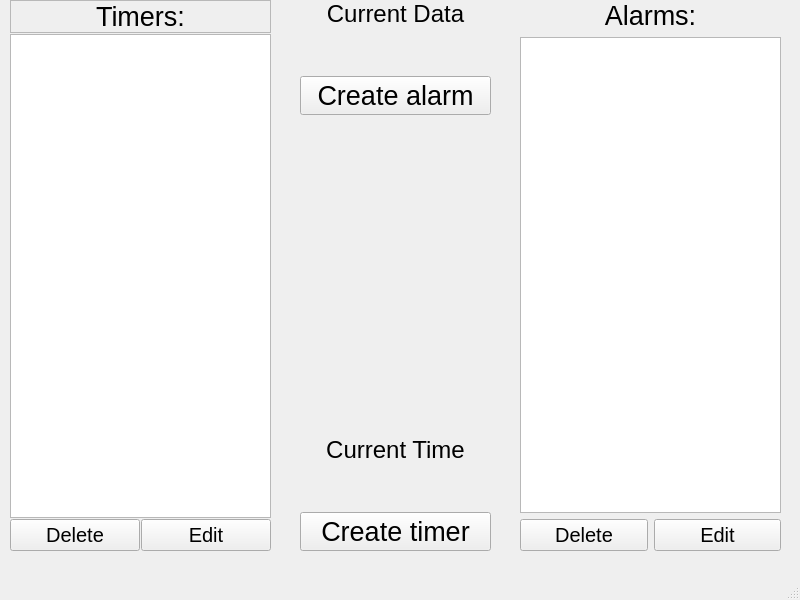
This is MyTimer/mainwindow.ui in vetalmon20/OOP-2nd-Course-2Lab as Qt 5 draws it before an edit. The edited form follows.
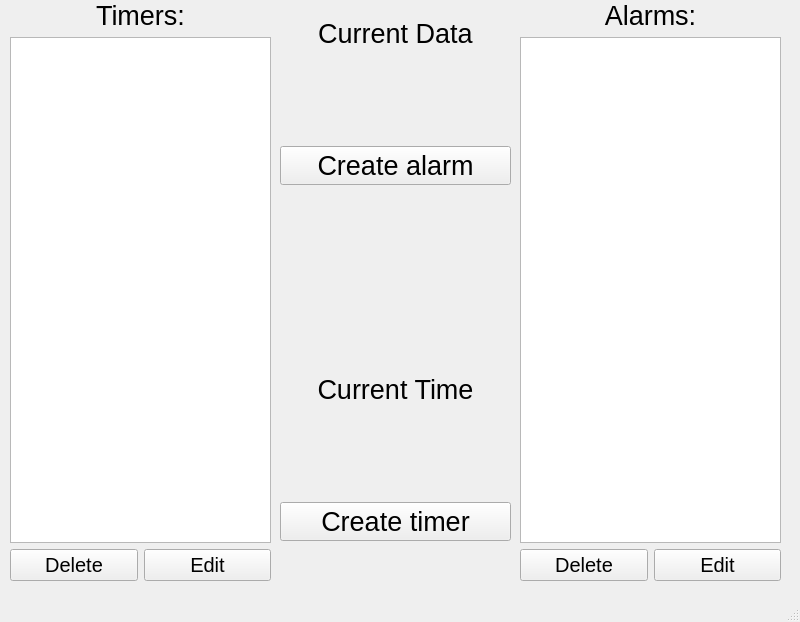
This is the edited form.

The edit to the form file:
```diff
--- a/MyTimer/mainwindow.ui
+++ b/MyTimer/mainwindow.ui
@@ -7,9 +7,27 @@
     <x>0</x>
     <y>0</y>
     <width>800</width>
-    <height>600</height>
+    <height>622</height>
    </rect>
   </property>
+  <property name="sizePolicy">
+   <sizepolicy hsizetype="Preferred" vsizetype="Preferred">
+    <horstretch>0</horstretch>
+    <verstretch>0</verstretch>
+   </sizepolicy>
+  </property>
+  <property name="minimumSize">
+   <size>
+    <width>800</width>
+    <height>622</height>
+   </size>
+  </property>
+  <property name="maximumSize">
+   <size>
+    <width>800</width>
+    <height>622</height>
+   </size>
+  </property>
   <property name="windowTitle">
    <string>MainWindow</string>
   </property>
@@ -20,12 +38,12 @@
       <x>10</x>
       <y>0</y>
       <width>261</width>
-      <height>551</height>
+      <height>581</height>
      </rect>
     </property>
     <layout class="QVBoxLayout" name="verticalLayout_2" stretch="0,0,0">
      <property name="spacing">
-      <number>1</number>
+      <number>6</number>
      </property>
      <item>
       <widget class="QLabel" name="labelTimerList">
@@ -38,7 +56,7 @@
         <bool>false</bool>
        </property>
        <property name="frameShape">
-        <enum>QFrame::StyledPanel</enum>
+        <enum>QFrame::NoFrame</enum>
        </property>
        <property name="frameShadow">
         <enum>QFrame::Plain</enum>
@@ -102,7 +120,7 @@
       <x>520</x>
       <y>0</y>
       <width>261</width>
-      <height>551</height>
+      <height>581</height>
      </rect>
     </property>
     <layout class="QVBoxLayout" name="verticalLayout">
@@ -163,10 +181,10 @@
    <widget class="QWidget" name="verticalLayoutWidget_3">
     <property name="geometry">
      <rect>
-      <x>300</x>
+      <x>280</x>
       <y>0</y>
-      <width>191</width>
-      <height>551</height>
+      <width>231</width>
+      <height>541</height>
      </rect>
     </property>
     <layout class="QVBoxLayout" name="verticalLayout_3">
@@ -174,7 +192,7 @@
       <widget class="QLabel" name="labelCurrData">
        <property name="font">
         <font>
-         <pointsize>18</pointsize>
+         <pointsize>20</pointsize>
         </font>
        </property>
        <property name="text">
@@ -189,7 +207,7 @@
       <widget class="QLabel" name="labelData">
        <property name="font">
         <font>
-         <pointsize>23</pointsize>
+         <pointsize>24</pointsize>
          <italic>false</italic>
         </font>
        </property>
@@ -213,41 +231,18 @@
        </property>
       </widget>
      </item>
-     <item>
-      <spacer name="verticalSpacer">
-       <property name="orientation">
-        <enum>Qt::Vertical</enum>
-       </property>
-       <property name="sizeHint" stdset="0">
-        <size>
-         <width>20</width>
-         <height>40</height>
-        </size>
-       </property>
-      </spacer>
-     </item>
-     <item>
-      <widget class="QLabel" name="color_change">
-       <property name="sizePolicy">
-        <sizepolicy hsizetype="Preferred" vsizetype="Minimum">
-         <horstretch>0</horstretch>
-         <verstretch>15</verstretch>
-        </sizepolicy>
-       </property>
-       <property name="text">
-        <string/>
-       </property>
-      </widget>
-     </item>
      <item>
       <spacer name="verticalSpacer_2">
        <property name="orientation">
         <enum>Qt::Vertical</enum>
        </property>
+       <property name="sizeType">
+        <enum>QSizePolicy::Maximum</enum>
+       </property>
        <property name="sizeHint" stdset="0">
         <size>
          <width>20</width>
-         <height>40</height>
+         <height>165</height>
         </size>
        </property>
       </spacer>
@@ -256,7 +251,7 @@
       <widget class="QLabel" name="labelCurrTime">
        <property name="font">
         <font>
-         <pointsize>18</pointsize>
+         <pointsize>20</pointsize>
         </font>
        </property>
        <property name="frameShape">
@@ -283,7 +278,7 @@
        </property>
        <property name="font">
         <font>
-         <pointsize>23</pointsize>
+         <pointsize>24</pointsize>
          <weight>50</weight>
          <bold>false</bold>
         </font>
```
